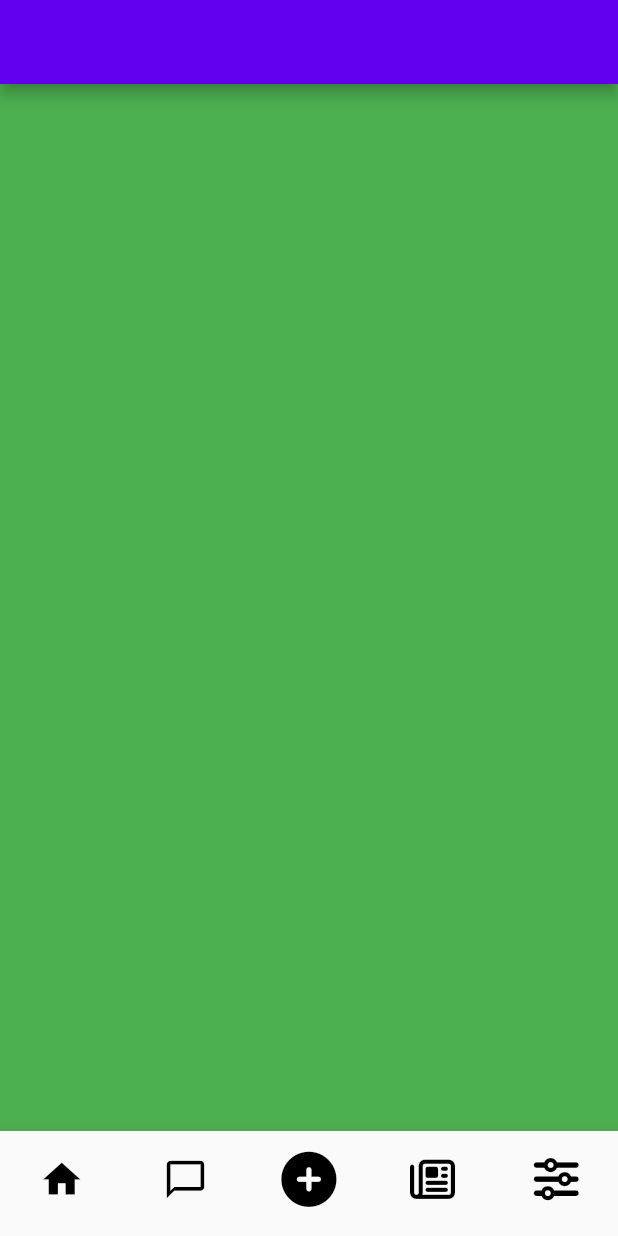
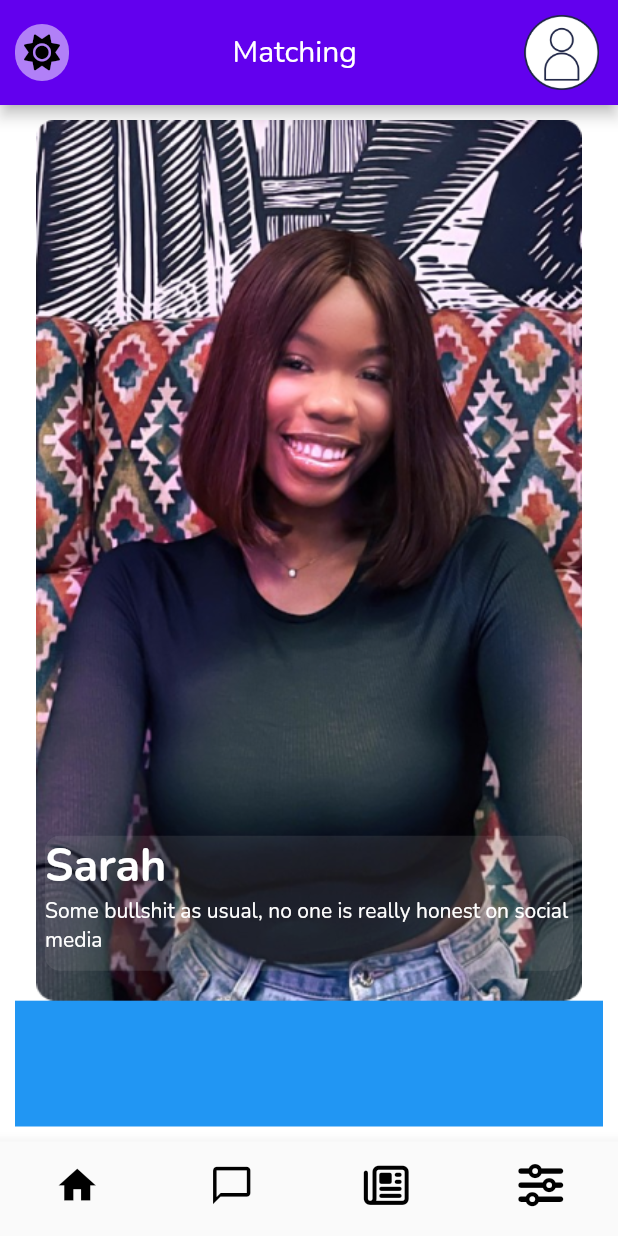
Before and after one commit to Orion-Software-Engineering/flutter, a Flutter app: the screen it shows after launch, on a phone screen of 412 x 824 dp. Run offline on Flutter 3.47's test engine with Material 2 defaults, Android fonts, the phone set to English and light mode, and no system bars; our stand-ins replace fluttertoast, font_awesome_flutter.

Commit message:
Homepage layout

```diff
--- a/lib/components/home/home_scaffold.dart
+++ b/lib/components/home/home_scaffold.dart
@@ -3,7 +3,6 @@ import 'package:font_awesome_flutter/font_awesome_flutter.dart';
 import 'package:matchmaking_demo/home/add_page.dart';
 import 'package:matchmaking_demo/home/news_page.dart';
 import 'package:matchmaking_demo/home/settings_page.dart';
-
 import '../../home/chat_room_page.dart';
 import '../../home/home_page.dart';
 
@@ -15,18 +14,56 @@ class HomeScaffold extends StatefulWidget {
 class _HomeScaffoldState extends State<HomeScaffold> {
   int _currentIndex = 0;
 
-  final tabs = <Widget>[
-    HomePage(),
-    ChatRoom(),
-    AddPage(),
-    NewsPage(),
-    SettingsPage()
-  ];
+  final tabs = <Widget>[HomePage(), ChatRoom(), NewsPage(), SettingsPage()];
+
+  final titles = <String>['Matching', 'Messages', 'Events', 'Settings'];
   @override
   Widget build(BuildContext context) {
+    IconData changeThemeIcon =
+        (MediaQuery.of(context).platformBrightness == Brightness.light)
+            ? FontAwesomeIcons.solidSun
+            : FontAwesomeIcons.solidMoon;
+
     return Scaffold(
       appBar: AppBar(
-        scrolledUnderElevation: 0,
+        toolbarHeight: 70,
+        leading: GestureDetector(
+          onTap: () {},
+          child: Padding(
+            padding: const EdgeInsets.symmetric(vertical: 16.0, horizontal: 10),
+            child: Container(
+              decoration: BoxDecoration(
+                  color: Color(0x80FFFFFF),
+                  borderRadius: BorderRadius.circular(50)),
+              child: Center(
+                child: FaIcon(
+                  changeThemeIcon,
+                  color: Colors.black,
+                ),
+              ),
+            ),
+          ),
+        ),
+        title: Center(
+          child: Text(titles[_currentIndex]),
+        ),
+        actions: [
+          Padding(
+            padding: const EdgeInsets.all(10.0),
+            child: Container(
+              height: 55,
+              width: 55,
+              decoration: BoxDecoration(
+                // color: Colors.black,
+                borderRadius: BorderRadius.circular(50),
+              ),
+              child: Center(
+                child:
+                    Image.asset('assets/images/home/user_profile_avatar.png'),
+              ),
+            ),
+          )
+        ],
       ),
       body: tabs[_currentIndex],
       bottomNavigationBar: BottomNavigationBar(
@@ -39,29 +76,55 @@ class _HomeScaffoldState extends State<HomeScaffold> {
         items: const <BottomNavigationBarItem>[
           // BottomNavigationBarItem(icon: )
           BottomNavigationBarItem(
-              icon: Icon(Icons.home_outlined, color: Colors.black),
-              activeIcon: Icon(Icons.home, color: Colors.black),
+              icon: Icon(
+                Icons.home_outlined,
+                color: Colors.black,
+                size: 30,
+              ),
+              activeIcon: Icon(
+                Icons.home,
+                color: Colors.black,
+                size: 30,
+              ),
               label: 'Home',
               backgroundColor: Colors.white),
           BottomNavigationBarItem(
-              icon: Icon(Icons.chat_bubble_outline, color: Colors.black),
-              activeIcon: Icon(Icons.chat_bubble, color: Colors.black),
+              icon: Icon(
+                Icons.chat_bubble_outline,
+                color: Colors.black,
+                size: 30,
+              ),
+              activeIcon: Icon(
+                Icons.chat_bubble,
+                color: Colors.black,
+                size: 30,
+              ),
               label: 'Chat Room',
               backgroundColor: Colors.white),
           BottomNavigationBarItem(
-              icon: FaIcon(FontAwesomeIcons.circlePlus,
-                  size: 37, color: Colors.black),
-              label: 'Add',
-              backgroundColor: Colors.white),
-          BottomNavigationBarItem(
-              icon: FaIcon(FontAwesomeIcons.newspaper, color: Colors.black),
-              activeIcon:
-                  FaIcon(FontAwesomeIcons.solidNewspaper, color: Colors.black),
+              icon: FaIcon(
+                FontAwesomeIcons.newspaper,
+                color: Colors.black,
+                size: 30,
+              ),
+              activeIcon: FaIcon(
+                FontAwesomeIcons.solidNewspaper,
+                color: Colors.black,
+                size: 30,
+              ),
               label: 'News',
               backgroundColor: Colors.white),
           BottomNavigationBarItem(
-              icon: FaIcon(FontAwesomeIcons.sliders, color: Colors.black),
-              activeIcon: FaIcon(FontAwesomeIcons.sliders, color: Colors.black),
+              icon: FaIcon(
+                FontAwesomeIcons.sliders,
+                color: Colors.black,
+                size: 30,
+              ),
+              activeIcon: FaIcon(
+                FontAwesomeIcons.sliders,
+                color: Colors.black,
+                size: 30,
+              ),
               label: 'Settings',
               backgroundColor: Colors.white),
         ],
--- a/lib/home/home_page.dart
+++ b/lib/home/home_page.dart
@@ -1,12 +1,88 @@
 import 'package:flutter/material.dart';
+import 'package:matchmaking_demo/components/home/home_scaffold.dart';
 
-class HomePage extends StatelessWidget {
+class HomePage extends StatefulWidget {
   const HomePage({Key? key}) : super(key: key);
 
   @override
+  State<HomePage> createState() => _HomePageState();
+}
+
+class _HomePageState extends State<HomePage> {
+  @override
   Widget build(BuildContext context) {
     return Container(
-      color: Colors.green,
+      margin: EdgeInsets.all(10),
+      width: double.infinity,
+      height: double.infinity,
+      // decoration: BoxDecoration(color: Colors.grey),
+      child: Column(
+        mainAxisAlignment: MainAxisAlignment.center,
+        children: [
+          Expanded(
+            flex: 7,
+            child: Container(
+              width: double.infinity,
+              height: double.infinity,
+              decoration: BoxDecoration(
+                // color: Colors.black,
+                borderRadius: BorderRadius.circular(20),
+              ),
+              child: Stack(
+                alignment: Alignment.center,
+                children: [
+                  Image.asset(
+                    'assets/images/home/SarahImage.png',
+                  ),
+                  Column(
+                    mainAxisAlignment: MainAxisAlignment.end,
+                    children: [
+                      Container(
+                        margin: EdgeInsets.all(20),
+                        width: double.infinity,
+                        height: 90,
+                        decoration: BoxDecoration(
+                          color: Color(0x20BDBDBD),
+                          borderRadius: BorderRadius.circular(10),
+                        ),
+                        child: Column(
+                          children: [
+                            Row(
+                              children: const [
+                                Text(
+                                  'Sarah',
+                                  textAlign: TextAlign.left,
+                                  style: TextStyle(
+                                      color: Colors.white,
+                                      fontSize: 30,
+                                      fontWeight: FontWeight.w700),
+                                ),
+                                SizedBox(
+                                  width: 1,
+                                )
+                              ],
+                            ),
+                            Text(
+                              'Some bullshit as usual, no one is really honest on social media',
+                              style: TextStyle(color: Colors.white),
+                            )
+                          ],
+                        ),
+                      )
+                    ],
+                  )
+                ],
+              ),
+            ),
+          ),
+          Expanded(
+            flex: 1,
+            child: Container(
+              color: Colors.blue,
+            ),
+          )
+        ],
+      ),
     );
   }
 }
--- a/lib/main.dart
+++ b/lib/main.dart
@@ -13,6 +13,8 @@ void main() {
 }
 
 class MyApp extends StatelessWidget {
+  const MyApp({Key? key}) : super(key: key);
+
   @override
   Widget build(BuildContext context) {
     return MaterialApp(
--- a/lib/utils/constants.dart
+++ b/lib/utils/constants.dart
@@ -81,7 +81,8 @@ class MyThemes {
   static final darkTheme = ThemeData(
       scaffoldBackgroundColor: orionLogoCenterColor,
       fontFamily: 'Nunito',
-      colorScheme: ColorScheme.dark());
+      colorScheme: ColorScheme
+          .dark()); //TODO Icon Theme and primary icon theme as well as peimary color)
 
   //1b1129
 
--- a/pubspec.yaml
+++ b/pubspec.yaml
@@ -69,6 +69,8 @@ flutter:
     - assets/images/sign_in/Sign Up bg.png
     - assets/images/interests/Orion logo(!BG) 3.png
     - assets/icons/icons8-chat-room-50.png
+    - assets/images/home/user_profile_avatar.png
+    - assets/images/home/SarahImage.png
   #   - images/a_dot_ham.jpeg
 
   # An image asset can refer to one or more resolution-specific "variants", see
```
Also changed, not shown: assets/images/home/SarahImage.png (added), assets/images/home/user_profile_avatar.png (added), 3 other files.
